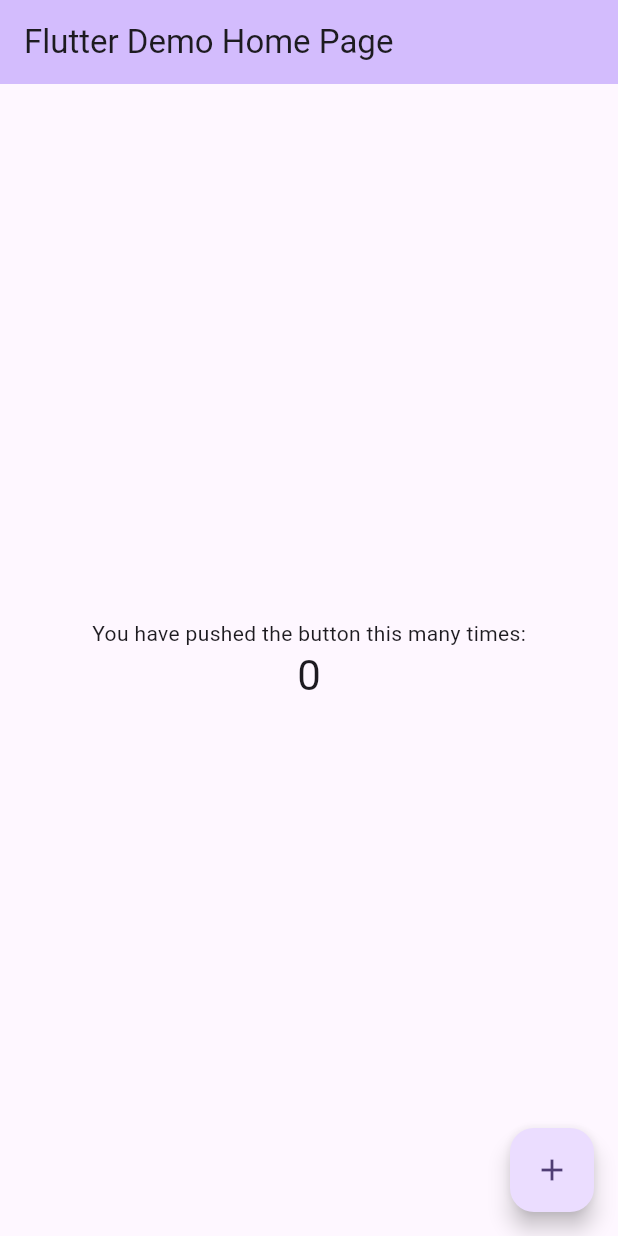
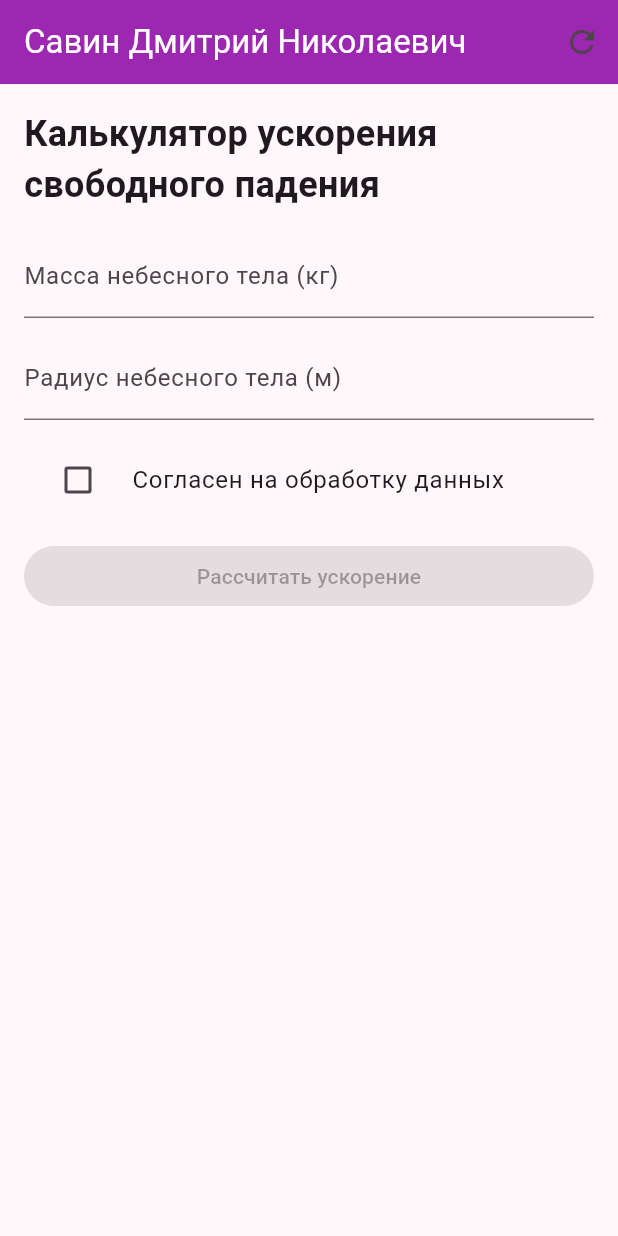
Before and after one commit to unknownDmitry/IVT-22, a Flutter app: the screen it shows after launch, on a phone screen of 412 x 824 dp. Run offline on Flutter 3.47's test engine with Material 3 defaults, Android fonts, the phone set to English and light mode, and no system bars; our stand-ins replace flutter_bloc.

Commit message:
Update files

```diff
--- a/mobileDev/lab2/lib/main.dart
+++ b/mobileDev/lab2/lib/main.dart
@@ -5,6 +5,8 @@ void main() {
 }
 
 class MyApp extends StatelessWidget {
+  const MyApp({super.key});
+
   @override
   Widget build(BuildContext context) {
     return MaterialApp(
@@ -23,6 +25,8 @@ class MyApp extends StatelessWidget {
 }
 
 class MyHomePage extends StatelessWidget {
+  const MyHomePage({super.key});
+
   @override
   Widget build(BuildContext context) {
     return Stack(
--- a/mobileDev/lab4/lib/main.dart
+++ b/mobileDev/lab4/lib/main.dart
@@ -1,4 +1,5 @@
 import 'package:flutter/material.dart';
+import 'screens/main_screen_provider.dart';
 
 void main() {
   runApp(const MyApp());
@@ -7,116 +8,15 @@ void main() {
 class MyApp extends StatelessWidget {
   const MyApp({super.key});
 
-  // This widget is the root of your application.
   @override
   Widget build(BuildContext context) {
     return MaterialApp(
-      title: 'Flutter Demo',
+      title: 'Калькулятор ускорения свободного падения',
       theme: ThemeData(
-        // This is the theme of your application.
-        //
-        // TRY THIS: Try running your application with "flutter run". You'll see
-        // the application has a purple toolbar. Then, without quitting the app,
-        // try changing the seedColor in the colorScheme below to Colors.green
-        // and then invoke "hot reload" (save your changes or press the "hot
-        // reload" button in a Flutter-supported IDE, or press "r" if you used
-        // the command line to start the app).
-        //
-        // Notice that the counter didn't reset back to zero; the application
-        // state is not lost during the reload. To reset the state, use hot
-        // restart instead.
-        //
-        // This works for code too, not just values: Most code changes can be
-        // tested with just a hot reload.
-        colorScheme: ColorScheme.fromSeed(seedColor: Colors.deepPurple),
+        colorScheme: ColorScheme.fromSeed(seedColor: Colors.purple),
+        useMaterial3: true,
       ),
-      home: const MyHomePage(title: 'Flutter Demo Home Page'),
+      home: const MainScreenProvider(),
     );
   }
 }
-
-class MyHomePage extends StatefulWidget {
-  const MyHomePage({super.key, required this.title});
-
-  // This widget is the home page of your application. It is stateful, meaning
-  // that it has a State object (defined below) that contains fields that affect
-  // how it looks.
-
-  // This class is the configuration for the state. It holds the values (in this
-  // case the title) provided by the parent (in this case the App widget) and
-  // used by the build method of the State. Fields in a Widget subclass are
-  // always marked "final".
-
-  final String title;
-
-  @override
-  State<MyHomePage> createState() => _MyHomePageState();
-}
-
-class _MyHomePageState extends State<MyHomePage> {
-  int _counter = 0;
-
-  void _incrementCounter() {
-    setState(() {
-      // This call to setState tells the Flutter framework that something has
-      // changed in this State, which causes it to rerun the build method below
-      // so that the display can reflect the updated values. If we changed
-      // _counter without calling setState(), then the build method would not be
-      // called again, and so nothing would appear to happen.
-      _counter++;
-    });
-  }
-
-  @override
-  Widget build(BuildContext context) {
-    // This method is rerun every time setState is called, for instance as done
-    // by the _incrementCounter method above.
-    //
-    // The Flutter framework has been optimized to make rerunning build methods
-    // fast, so that you can just rebuild anything that needs updating rather
-    // than having to individually change instances of widgets.
-    return Scaffold(
-      appBar: AppBar(
-        // TRY THIS: Try changing the color here to a specific color (to
-        // Colors.amber, perhaps?) and trigger a hot reload to see the AppBar
-        // change color while the other colors stay the same.
-        backgroundColor: Theme.of(context).colorScheme.inversePrimary,
-        // Here we take the value from the MyHomePage object that was created by
-        // the App.build method, and use it to set our appbar title.
-        title: Text(widget.title),
-      ),
-      body: Center(
-        // Center is a layout widget. It takes a single child and positions it
-        // in the middle of the parent.
-        child: Column(
-          // Column is also a layout widget. It takes a list of children and
-          // arranges them vertically. By default, it sizes itself to fit its
-          // children horizontally, and tries to be as tall as its parent.
-          //
-          // Column has various properties to control how it sizes itself and
-          // how it positions its children. Here we use mainAxisAlignment to
-          // center the children vertically; the main axis here is the vertical
-          // axis because Columns are vertical (the cross axis would be
-          // horizontal).
-          //
-          // TRY THIS: Invoke "debug painting" (choose the "Toggle Debug Paint"
-          // action in the IDE, or press "p" in the console), to see the
-          // wireframe for each widget.
-          mainAxisAlignment: MainAxisAlignment.center,
-          children: <Widget>[
-            const Text('You have pushed the button this many times:'),
-            Text(
-              '$_counter',
-              style: Theme.of(context).textTheme.headlineMedium,
-            ),
-          ],
-        ),
-      ),
-      floatingActionButton: FloatingActionButton(
-        onPressed: _incrementCounter,
-        tooltip: 'Increment',
-        child: const Icon(Icons.add),
-      ), // This trailing comma makes auto-formatting nicer for build methods.
-    );
-  }
-}
--- /dev/null
+++ b/mobileDev/lab4/lib/screens/gravity_cubit.dart
@@ -0,0 +1,70 @@
+import 'package:flutter_bloc/flutter_bloc.dart';
+
+// Абстрактный класс состояния
+abstract class GravityState {}
+
+class GravityInitial extends GravityState {}
+
+class GravityInput extends GravityState {
+  final double? mass;
+  final double? radius;
+  final bool consent;
+  final String? massError;
+  final String? radiusError;
+
+  GravityInput({
+    this.mass,
+    this.radius,
+    this.consent = false,
+    this.massError,
+    this.radiusError,
+  });
+}
+
+class GravityResult extends GravityState {
+  final double acceleration;
+
+  GravityResult(this.acceleration);
+}
+
+// Класс Cubit
+class GravityCubit extends Cubit<GravityState> {
+  GravityCubit() : super(GravityInitial());
+
+  // Гравитационная постоянная
+  static const double G = 6.67430e-11;
+
+  void validateInput(String mass, String radius, bool consent) {
+    final massValue = double.tryParse(mass.replaceAll(',', '.'));
+    final radiusValue = double.tryParse(radius.replaceAll(',', '.'));
+    String? massError;
+    String? radiusError;
+
+    if (massValue == null || massValue <= 0) {
+      massError = 'Введите корректную массу';
+    }
+    if (radiusValue == null || radiusValue <= 0) {
+      radiusError = 'Введите корректный радиус';
+    }
+
+    emit(
+      GravityInput(
+        mass: massValue,
+        radius: radiusValue,
+        consent: consent,
+        massError: massError,
+        radiusError: radiusError,
+      ),
+    );
+  }
+
+  void calculateGravity(double mass, double radius) {
+    // g = G * M / R^2
+    final acceleration = G * mass / (radius * radius);
+    emit(GravityResult(acceleration));
+  }
+
+  void reset() {
+    emit(GravityInitial());
+  }
+}
--- /dev/null
+++ b/mobileDev/lab4/lib/screens/main_screen.dart
@@ -0,0 +1,154 @@
+import 'package:flutter/material.dart';
+import 'package:flutter_bloc/flutter_bloc.dart';
+import 'gravity_cubit.dart';
+
+class MainScreen extends StatelessWidget {
+  MainScreen({super.key});
+
+  final _massController = TextEditingController();
+  final _radiusController = TextEditingController();
+
+  @override
+  Widget build(BuildContext context) {
+    return Scaffold(
+      appBar: AppBar(
+        backgroundColor: Colors.purple,
+        title: const Text(
+          'Савин Дмитрий Николаевич',
+          style: TextStyle(color: Colors.white),
+        ),
+        actions: [
+          IconButton(
+            icon: const Icon(Icons.refresh),
+            onPressed: () {
+              context.read<GravityCubit>().reset();
+              _massController.clear();
+              _radiusController.clear();
+            },
+          ),
+        ],
+      ),
+      body: BlocBuilder<GravityCubit, GravityState>(
+        builder: (context, state) {
+          if (state is GravityInitial) {
+            return _buildInput(context);
+          } else if (state is GravityInput) {
+            return _buildInput(context, state);
+          } else if (state is GravityResult) {
+            return _buildResult(context, state);
+          }
+          return const Center(child: Text('Неизвестное состояние'));
+        },
+      ),
+    );
+  }
+
+  Widget _buildInput(BuildContext context, [GravityInput? inputState]) {
+    return Padding(
+      padding: const EdgeInsets.all(16),
+      child: Column(
+        crossAxisAlignment: CrossAxisAlignment.stretch,
+        children: [
+          const Text(
+            'Калькулятор ускорения свободного падения',
+            style: TextStyle(fontSize: 24, fontWeight: FontWeight.bold),
+          ),
+          const SizedBox(height: 16),
+          TextFormField(
+            controller: _massController,
+            keyboardType: TextInputType.number,
+            decoration: InputDecoration(
+              labelText: 'Масса небесного тела (кг)',
+              errorText: inputState?.massError,
+            ),
+            onChanged: (value) => context.read<GravityCubit>().validateInput(
+              value,
+              _radiusController.text,
+              inputState?.consent ?? false,
+            ),
+          ),
+          const SizedBox(height: 12),
+          TextFormField(
+            controller: _radiusController,
+            keyboardType: TextInputType.number,
+            decoration: InputDecoration(
+              labelText: 'Радиус небесного тела (м)',
+              errorText: inputState?.radiusError,
+            ),
+            onChanged: (value) => context.read<GravityCubit>().validateInput(
+              _massController.text,
+              value,
+              inputState?.consent ?? false,
+            ),
+          ),
+          const SizedBox(height: 12),
+          CheckboxListTile(
+            title: const Text('Согласен на обработку данных'),
+            value: inputState?.consent ?? false,
+            onChanged: (value) => context.read<GravityCubit>().validateInput(
+              _massController.text,
+              _radiusController.text,
+              value ?? false,
+            ),
+            controlAffinity: ListTileControlAffinity.leading,
+          ),
+          const SizedBox(height: 12),
+          ElevatedButton(
+            onPressed:
+                (inputState?.mass != null &&
+                    inputState?.radius != null &&
+                    inputState?.consent == true)
+                ? () => context.read<GravityCubit>().calculateGravity(
+                    inputState!.mass!,
+                    inputState!.radius!,
+                  )
+                : null,
+            child: const Text('Рассчитать ускорение'),
+          ),
+        ],
+      ),
+    );
+  }
+
+  Widget _buildResult(BuildContext context, GravityResult state) {
+    return Padding(
+      padding: const EdgeInsets.all(16),
+      child: Column(
+        crossAxisAlignment: CrossAxisAlignment.start,
+        children: [
+          const Text(
+            'Результат расчета',
+            style: TextStyle(fontSize: 24, fontWeight: FontWeight.bold),
+          ),
+          const SizedBox(height: 16),
+          Card(
+            child: Padding(
+              padding: const EdgeInsets.all(16),
+              child: Column(
+                crossAxisAlignment: CrossAxisAlignment.start,
+                children: [
+                  Text(
+                    'Ускорение: ${state.acceleration.toStringAsFixed(6)} м/с²',
+                    style: const TextStyle(
+                      fontSize: 18,
+                      fontWeight: FontWeight.w600,
+                    ),
+                  ),
+                ],
+              ),
+            ),
+          ),
+          const SizedBox(height: 16),
+          ElevatedButton(
+            onPressed: () {
+              context.read<GravityCubit>().reset();
+              _massController.clear();
+              _radiusController.clear();
+            },
+            child: const Text('Новый расчет'),
+          ),
+        ],
+      ),
+    );
+  }
+}
--- /dev/null
+++ b/mobileDev/lab4/lib/screens/main_screen_provider.dart
@@ -0,0 +1,16 @@
+import 'package:flutter/material.dart';
+import 'package:flutter_bloc/flutter_bloc.dart';
+import 'gravity_cubit.dart';
+import 'main_screen.dart';
+
+class MainScreenProvider extends StatelessWidget {
+  const MainScreenProvider({super.key});
+
+  @override
+  Widget build(BuildContext context) {
+    return BlocProvider(
+      create: (context) => GravityCubit(),
+      child: MainScreen(),
+    );
+  }
+}
--- a/mobileDev/lab4/pubspec.yaml
+++ b/mobileDev/lab4/pubspec.yaml
@@ -30,6 +30,7 @@ environment:
 dependencies:
   flutter:
     sdk: flutter
+  flutter_bloc: ^9.1.1
 
   # The following adds the Cupertino Icons font to your application.
   # Use with the CupertinoIcons class for iOS style icons.
```
Also changed, not shown: mobileDev/lab4/pubspec.lock, 1 other file.
